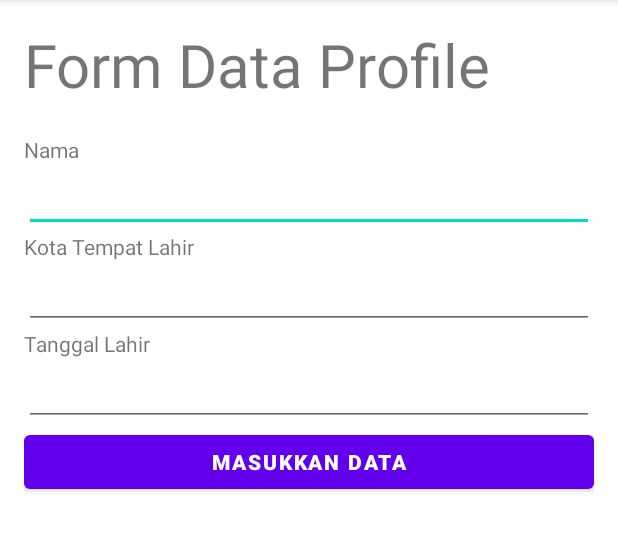
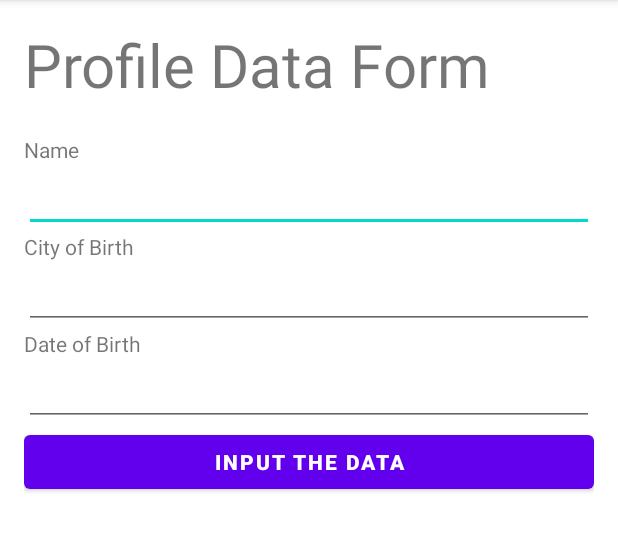
Before and after one commit to BenhardSim/Form-Andorid, an Android app: the MainActivity screen opened directly, with no data from a screen before it, on a phone screen of 412 x 824 dp, the part 84-636 px from its top. Run offline under Robolectric (Android 15) with nearby library versions, the phone set to English and light mode, and no system bars.

Commit message:
Update strings.xml

```diff
--- a/app/src/main/res/values/strings.xml
+++ b/app/src/main/res/values/strings.xml
@@ -1,13 +1,13 @@
 <resources>
     <string name="app_name">SimpleForm</string>
-    <string name="tanggal_lahir">Tanggal Lahir</string>
-    <string name="tempat_lahir">Kota Tempat Lahir</string>
-    <string name="nama">Nama</string>
-    <string name="form_data">Form Data Profile</string>
-    <string name="submit_data_form"><b>Masukkan Data</b></string>
+    <string name="tanggal_lahir">Date of Birth</string>
+    <string name="tempat_lahir">City of Birth</string>
+    <string name="nama">Name</string>
+    <string name="form_data">Profile Data Form</string>
+    <string name="submit_data_form"><b>Input The Data</b></string>
     <string name="data" />
-    <string name="kembali"><b>Kembali</b></string>
+    <string name="kembali"><b>Back</b></string>
     <string name="Judul">Selamat Datang di Aplikasi <b>SimpleForm</b></string>
     <string name="tagline">Tempat Menyimpan Data Pribadi Anda</string>
-    <string name="Mulai"><b>Mulai  !</b></string>
+    <string name="Mulai"><b>Start  !</b></string>
 </resources>
```
